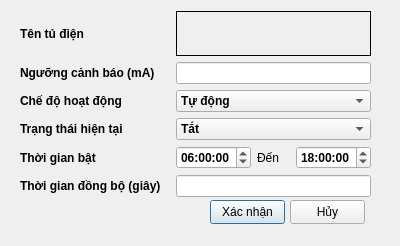
This is case_setting.ui in LeKhacVuong/QT_osm_map_electrical_cabin as Qt 5 draws it before an edit. The edited form follows.
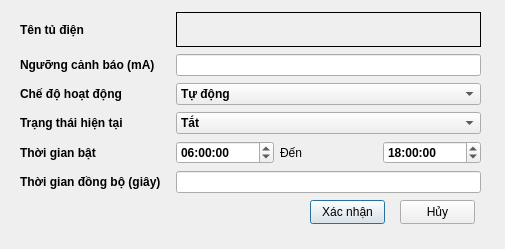
This is the edited form.

What changed in the file:
```diff
--- a/case_setting.ui
+++ b/case_setting.ui
@@ -6,8 +6,8 @@
    <rect>
     <x>0</x>
     <y>0</y>
-    <width>400</width>
-    <height>246</height>
+    <width>505</width>
+    <height>249</height>
    </rect>
   </property>
   <property name="windowTitle">
@@ -16,7 +16,7 @@
   <widget class="QPushButton" name="pushButton_confirm">
    <property name="geometry">
     <rect>
-     <x>210</x>
+     <x>310</x>
      <y>200</y>
      <width>75</width>
      <height>24</height>
@@ -31,7 +31,7 @@
     <rect>
      <x>20</x>
      <y>11</y>
-     <width>351</width>
+     <width>461</width>
      <height>186</height>
     </rect>
    </property>
@@ -65,6 +65,12 @@
       </item>
       <item>
        <widget class="QLabel" name="label_caseName">
+        <property name="maximumSize">
+         <size>
+          <width>16777215</width>
+          <height>35</height>
+         </size>
+        </property>
         <property name="font">
          <font>
           <bold>true</bold>
@@ -158,6 +164,9 @@
           <bold>true</bold>
          </font>
         </property>
+        <property name="layoutDirection">
+         <enum>Qt::LayoutDirection::LeftToRight</enum>
+        </property>
         <item>
          <property name="text">
           <string>Tự động</string>
@@ -206,6 +215,9 @@
           <bold>true</bold>
          </font>
         </property>
+        <property name="layoutDirection">
+         <enum>Qt::LayoutDirection::LeftToRight</enum>
+        </property>
         <item>
          <property name="text">
           <string>Tắt</string>
@@ -263,7 +275,7 @@
             <second>0</second>
             <year>1999</year>
             <month>12</month>
-            <day>31</day>
+            <day>30</day>
            </datetime>
           </property>
           <property name="maximumTime">
@@ -361,7 +373,7 @@
   <widget class="QPushButton" name="pushButton_cancel">
    <property name="geometry">
     <rect>
-     <x>290</x>
+     <x>400</x>
      <y>200</y>
      <width>75</width>
      <height>24</height>
```
